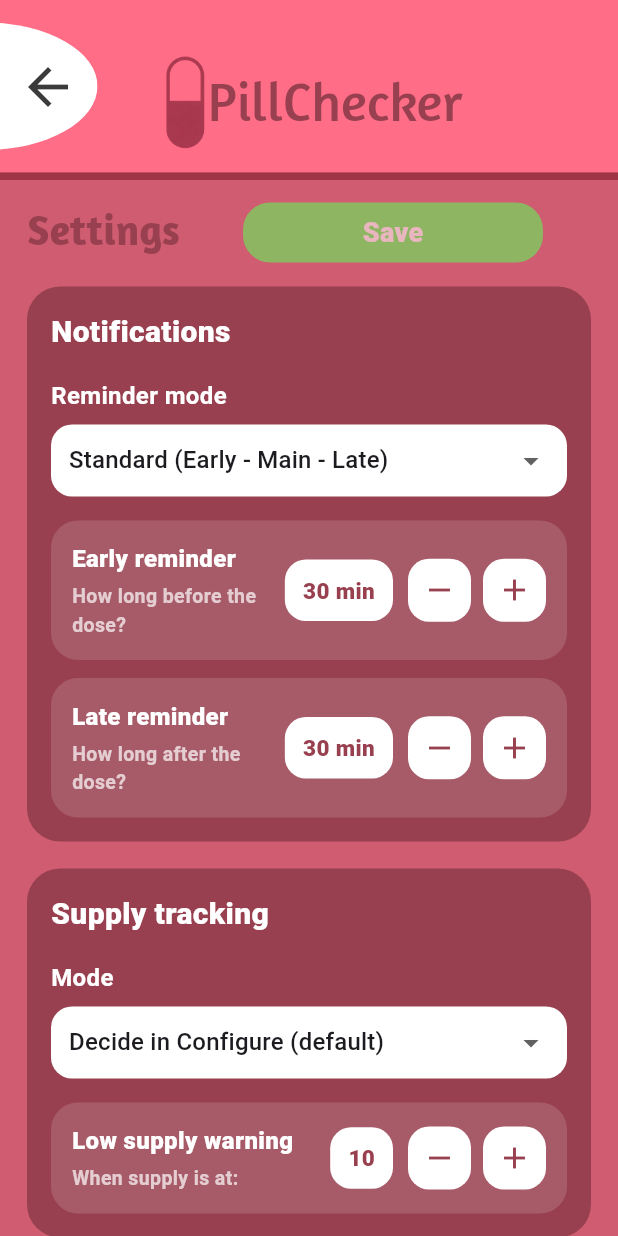
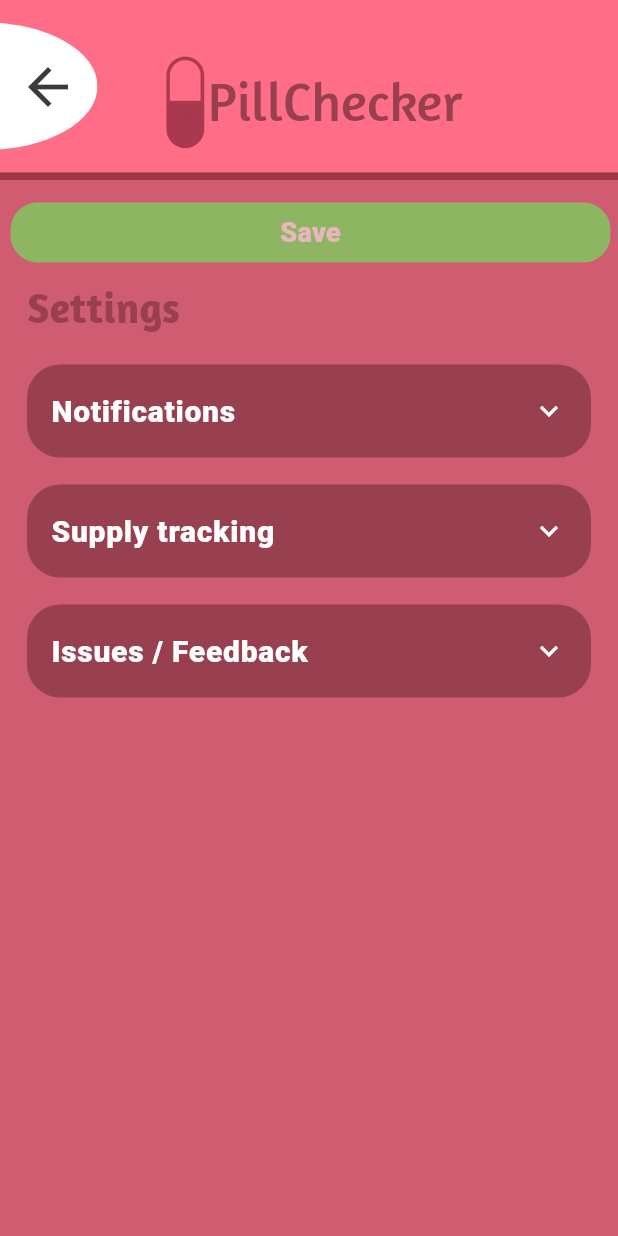
Before and after one commit to yadava17/pillchecker, a Flutter app: the SettingsScreen screen opened directly, on a phone screen of 412 x 824 dp. Run offline on Flutter 3.47's test engine with Material 3 defaults, Android fonts, the phone set to English and light mode, and no system bars; our stand-ins replace flutter_local_notifications, flutter_timezone, rive, shared_preferences, timezone; accounts and stored records are empty; statements that could not run were skipped.

Commit message:
Hotfix settings screen and feedback form

```diff
--- a/lib/screens/settings/settings_screen.dart
+++ b/lib/screens/settings/settings_screen.dart
@@ -2,6 +2,7 @@ import 'package:flutter/material.dart';
 import 'package:shared_preferences/shared_preferences.dart';
 import 'package:pillchecker/constants/prefs_keys.dart';
 import 'dart:io' show Platform;
+import 'package:url_launcher/url_launcher.dart';
 
 class SettingsScreen extends StatefulWidget {
   const SettingsScreen({super.key});
@@ -17,6 +18,10 @@ class _SettingsScreenState extends State<SettingsScreen> {
   static const Color _card = Color(0xFF98404F);
 
   bool _loaded = false;
+
+  bool _notifExpanded = false;
+  bool _supplyExpanded = false;
+  bool _feedbackExpanded = false;
 
   String _mode = 'standard';
   int _earlyMin = 30;
@@ -334,6 +339,64 @@ class _SettingsScreenState extends State<SettingsScreen> {
     }
   }
 
+  Uri get _feedbackUri => Uri.parse(
+    Platform.isIOS
+        ? 'https://docs.google.com/forms/d/1fInqV7iNYnWDGHIAl54mhiqIcsswi5J5-EtSU50Pd_s/edit?ts=698e0252'
+        : 'https://docs.google.com/forms/d/1IwTVYPABp3hzrIP2QDfentDElskPrOh6XD5aYLpQ-cE/edit?ts=699455dd',
+  );
+
+  Future<void> _openFeedbackForm() async {
+    final ok = await launchUrl(
+      _feedbackUri,
+      mode: LaunchMode.externalApplication,
+    );
+
+    if (!ok && mounted) {
+      ScaffoldMessenger.of(context).showSnackBar(
+        const SnackBar(content: Text('Could not open the feedback form.')),
+      );
+    }
+  }
+
+  Widget _expandSection({
+    required String title,
+    required bool expanded,
+    required ValueChanged<bool> onChanged,
+    required List<Widget> children,
+  }) {
+    return Container(
+      decoration: BoxDecoration(
+        color: _card,
+        borderRadius: BorderRadius.circular(22),
+      ),
+      child: Theme(
+        data: Theme.of(context).copyWith(dividerColor: Colors.transparent),
+        child: ExpansionTile(
+          maintainState: true,
+          initiallyExpanded: expanded,
+          onExpansionChanged: onChanged,
+          tilePadding: const EdgeInsets.symmetric(horizontal: 16, vertical: 2),
+          childrenPadding: const EdgeInsets.fromLTRB(16, 0, 16, 16),
+          collapsedIconColor: Colors.white70,
+          iconColor: Colors.white,
+          trailing: Icon(
+            expanded ? Icons.expand_less : Icons.expand_more,
+            color: Colors.white,
+          ),
+          title: Text(
+            title,
+            style: const TextStyle(
+              color: Colors.white,
+              fontSize: 20,
+              fontWeight: FontWeight.w800,
+            ),
+          ),
+          children: children,
+        ),
+      ),
+    );
+  }
+
   @override
   Widget build(BuildContext context) {
     return PopScope(
@@ -430,10 +493,8 @@ class _SettingsScreenState extends State<SettingsScreen> {
 
               Positioned.fill(
                 top: 115,
-                child: SingleChildScrollView(
-                  padding: const EdgeInsets.fromLTRB(18, 18, 18, 18),
-                  child: Column(
-                    crossAxisAlignment: CrossAxisAlignment.start,
+                child: ListView(
+                  padding: const EdgeInsets.fromLTRB(18, 70, 18, 18),
                   children: [
                     const Text(
                       'Settings',
@@ -454,12 +515,13 @@ class _SettingsScreenState extends State<SettingsScreen> {
                         ),
                       )
                     else ...[
-                        _SectionCard(
+                      _expandSection(
                         title: 'Notifications',
+                        expanded: _notifExpanded,
+                        onChanged: (v) => setState(() => _notifExpanded = v),
                         children: [
                           const SizedBox(height: 6),
 
-                            // MODE
                           const Text(
                             'Reminder mode',
                             style: TextStyle(
@@ -470,9 +532,7 @@ class _SettingsScreenState extends State<SettingsScreen> {
                           ),
                           const SizedBox(height: 8),
                           Container(
-                              padding: const EdgeInsets.symmetric(
-                                horizontal: 12,
-                              ),
+                            padding: const EdgeInsets.symmetric(horizontal: 12),
                             decoration: BoxDecoration(
                               color: Colors.white,
                               borderRadius: BorderRadius.circular(14),
@@ -498,12 +558,10 @@ class _SettingsScreenState extends State<SettingsScreen> {
 
                           const SizedBox(height: 16),
 
-                            // ✅ BOX CONTROLS (no sliders)
-                            // Only enabled in Standard mode (Basic ignores early/late, Off ignores everything)
                           Builder(
                             builder: (context) {
-                                const step = 5; // minutes per tap
-                                const maxMin = 240; // 4 hours
+                              const step = 5;
+                              const maxMin = 240;
                               final enabled = _mode == 'standard';
 
                               return Column(
@@ -554,8 +612,10 @@ class _SettingsScreenState extends State<SettingsScreen> {
 
                       const SizedBox(height: 18),
 
-                        _SectionCard(
+                      _expandSection(
                         title: 'Supply tracking',
+                        expanded: _supplyExpanded,
+                        onChanged: (v) => setState(() => _supplyExpanded = v),
                         children: [
                           const SizedBox(height: 6),
 
@@ -569,9 +629,7 @@ class _SettingsScreenState extends State<SettingsScreen> {
                           ),
                           const SizedBox(height: 8),
                           Container(
-                              padding: const EdgeInsets.symmetric(
-                                horizontal: 12,
-                              ),
+                            padding: const EdgeInsets.symmetric(horizontal: 12),
                             decoration: BoxDecoration(
                               color: Colors.white,
                               borderRadius: BorderRadius.circular(14),
@@ -583,9 +641,7 @@ class _SettingsScreenState extends State<SettingsScreen> {
                               items: const [
                                 DropdownMenuItem(
                                   value: 'decide',
-                                    child: Text(
-                                      'Decide in Configure (default)',
-                                    ),
+                                  child: Text('Decide in Configure (default)'),
                                 ),
                                 DropdownMenuItem(
                                   value: 'on',
@@ -605,19 +661,69 @@ class _SettingsScreenState extends State<SettingsScreen> {
 
                           const SizedBox(height: 16),
 
-                            // Low threshold (simple +/- like your early/late)
                           _numBox(
                             title: 'Low supply warning',
                             subtitle: 'When supply is at:',
                             value: _supplyLow,
                             enabled: _supplyMode != 'off',
                             onMinus: () => setState(
-                                () =>
-                                    _supplyLow = (_supplyLow - 1).clamp(5, 999),
+                              () => _supplyLow = (_supplyLow - 1).clamp(5, 999),
                             ),
                             onPlus: () => setState(
-                                () =>
-                                    _supplyLow = (_supplyLow + 1).clamp(5, 999),
+                              () => _supplyLow = (_supplyLow + 1).clamp(5, 999),
+                            ),
+                          ),
+                        ],
+                      ),
+
+                      const SizedBox(height: 18),
+
+                      _expandSection(
+                        title: 'Issues / Feedback',
+                        expanded: _feedbackExpanded,
+                        onChanged: (v) => setState(() => _feedbackExpanded = v),
+                        children: [
+                          const SizedBox(height: 6),
+
+                          SizedBox(
+                            width: double.infinity,
+                            height: 50,
+                            child: Material(
+                              color: Colors.white,
+                              borderRadius: BorderRadius.circular(14),
+                              child: InkWell(
+                                borderRadius: BorderRadius.circular(14),
+                                onTap: _openFeedbackForm,
+                                child: Row(
+                                  mainAxisAlignment: MainAxisAlignment.center,
+                                  children: const [
+                                    Icon(
+                                      Icons.open_in_new,
+                                      color: Color(0xFF98404F),
+                                    ),
+                                    SizedBox(width: 8),
+                                    Text(
+                                      'Open feedback form',
+                                      style: TextStyle(
+                                        color: Color(0xFF98404F),
+                                        fontSize: 16,
+                                        fontWeight: FontWeight.w800,
+                                      ),
+                                    ),
+                                  ],
+                                ),
+                              ),
+                            ),
+                          ),
+
+                          const SizedBox(height: 10),
+
+                          const Text(
+                            'Open this form to submit issues/feedback!',
+                            style: TextStyle(
+                              color: Colors.white70,
+                              fontSize: 13,
+                              fontWeight: FontWeight.w600,
                             ),
                           ),
                         ],
@@ -628,11 +734,10 @@ class _SettingsScreenState extends State<SettingsScreen> {
                   ],
                 ),
               ),
-              ),
 
               Positioned(
                 top: 135,
-                right: 50,
+                right: 5,
                 child: Opacity(
                   opacity: (_loaded && _changed) ? 1.0 : 0.55,
                   child: IgnorePointer(
@@ -644,7 +749,7 @@ class _SettingsScreenState extends State<SettingsScreen> {
                         borderRadius: BorderRadius.circular(18),
                         onTap: _save,
                         child: const SizedBox(
-                          width: 200,
+                          width: 400,
                           height: 40,
                           child: Center(
                             child: Text(
--- a/pubspec.yaml
+++ b/pubspec.yaml
@@ -15,6 +15,8 @@ dependencies:
   flutter_local_notifications: ^20.0.0
   flutter_timezone: ^4.1.1
   timezone: ^0.10.1
+
+  url_launcher: ^6.3.2
 
   rive: ^0.14.2
 
```
Also changed, not shown: pubspec.lock, 5 other files. Lines whose indentation alone changed are shown as unchanged.
